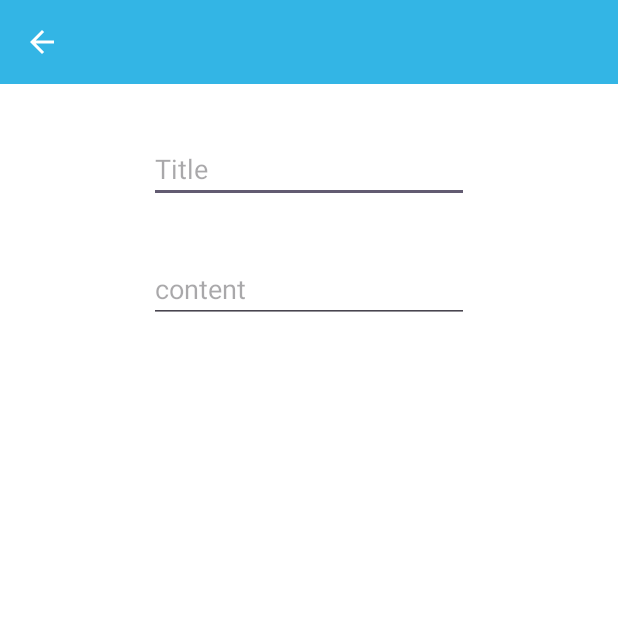
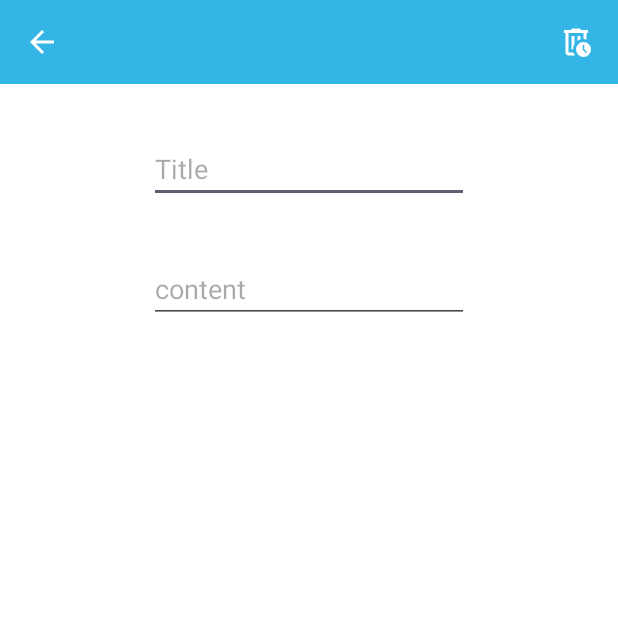
Before and after one commit to ivarjt/notes-app, an Android app built with Jetpack Compose: the NoteEditorActivity screen opened directly, with no data from a screen before it, on a phone screen of 412 x 824 dp, the top half of it. Run offline under Robolectric (Android 15) with nearby library versions, the phone set to English and light mode, and no system bars; our stand-ins replace Room's generated code.

Commit message:
Added delete functionality

```diff
--- a/app/src/main/java/se/itdata/notes/NoteEditorActivity.kt
+++ b/app/src/main/java/se/itdata/notes/NoteEditorActivity.kt
@@ -72,6 +72,18 @@ class NoteEditorActivity : ComponentActivity() {
             startActivity(intentMain, options.toBundle())
         }
 
+        val deleteButton: ImageView = findViewById(R.id.trash_bin)
+        deleteButton.setOnClickListener {
+            if (mode == "edit" && noteId != -1) {
+                noteViewModel.getNoteById(noteId).observe(this) {note ->
+                    if (note != null) {
+                        noteViewModel.delete(note)
+                        startActivity(intentMain, options.toBundle())
+                    }
+                }
+            }
+        }
+
     }
 
 }
--- a/app/src/main/java/se/itdata/notes/database/NoteDao.kt
+++ b/app/src/main/java/se/itdata/notes/database/NoteDao.kt
@@ -17,6 +17,9 @@ interface NoteDao {
     @Update
     suspend fun update(note: Note)
 
+    @Delete
+    suspend fun delete(note: Note)
+
     @Query("SELECT * FROM notes")
     fun getAllNotes(): LiveData<List<Note>>
 
--- a/app/src/main/java/se/itdata/notes/viewmodel/NoteViewModel.kt
+++ b/app/src/main/java/se/itdata/notes/viewmodel/NoteViewModel.kt
@@ -22,6 +22,12 @@ class NoteViewModel(private val noteDao: NoteDao) : ViewModel() {
         }
     }
 
+    fun delete(note: Note) {
+        viewModelScope.launch {
+            noteDao.delete(note)
+        }
+    }
+
     fun getNoteById(id: Int): LiveData<Note> {
         return noteDao.getNoteById(id)
     }
--- /dev/null
+++ b/app/src/main/res/drawable/outline_auto_delete_24.xml
@@ -0,0 +1,5 @@
+<vector xmlns:android="http://schemas.android.com/apk/res/android" android:height="24dp" android:tint="#FFFFFF" android:viewportHeight="960" android:viewportWidth="960" android:width="24dp">
+
+    <path android:fillColor="@android:color/white" android:pathData="M280,240L280,240L280,400Q280,400 280,481.5Q280,563 280,680Q280,701 280,721Q280,741 280,760L280,760Q280,760 280,760Q280,760 280,760L280,240ZM450,840L280,840Q247,840 223.5,816.5Q200,793 200,760L200,240L160,240L160,160L360,160L360,120L600,120L600,160L800,160L800,240L760,240L760,412Q743,407 720.5,403.5Q698,400 680,400L680,240L280,240L280,760Q280,760 280,760Q280,760 280,760L412,760Q418,781 428,801.5Q438,822 450,840ZM360,680L400,680Q400,617 420,576.5Q440,536 440,536L440,320L360,320L360,680ZM520,450Q537,439 558.5,428Q580,417 600,412L600,320L520,320L520,450ZM680,880Q597,880 538.5,821.5Q480,763 480,680Q480,597 538.5,538.5Q597,480 680,480Q763,480 821.5,538.5Q880,597 880,680Q880,763 821.5,821.5Q763,880 680,880ZM746,774L774,746L700,672L700,560L660,560L660,688L746,774Z"/>
+
+</vector>
--- a/app/src/main/res/layout/note_editor_toolbar.xml
+++ b/app/src/main/res/layout/note_editor_toolbar.xml
@@ -17,7 +17,15 @@
             android:layout_centerVertical="true"
             android:src="@drawable/baseline_arrow_back_24"/>
 
-        <!-- TODO: Add buttons for pinned, reminder, delete-->
+        <ImageView
+            android:layout_width="wrap_content"
+            android:layout_height="wrap_content"
+            android:id="@+id/trash_bin"
+            android:layout_centerVertical="true"
+            android:src="@drawable/outline_auto_delete_24"
+            android:layout_alignParentEnd="true"/> <!-- TODO:  only show in edit mode -->
+
+        <!-- TODO: Add buttons for pinned, reminder-->
 
     </RelativeLayout>
 
```
Also changed, not shown: app/src/main/java/se/itdata/notes/MainActivity.kt (line endings or trailing spaces), 2 other files.
